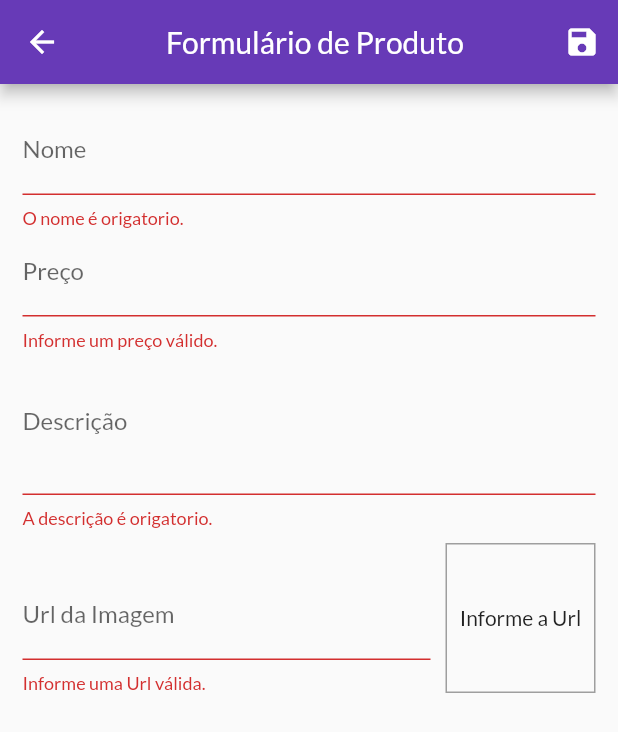
After one commit to EduardoVitech/ShopFlutter, a Flutter app: the ProductFormPage screen opened by its route, after a tap on the "save" icon, on a phone screen of 412 x 824 dp. The commit adds this screen. Shown: the top 732 px of the screen. Run offline on Flutter 3.47's test engine with Material 2 defaults, Android fonts, the phone set to English and light mode, and no system bars; network calls fail.

Commit message:
Gerenciar produto page, Formulario produto page, submeter formulario, validação formulario, salvando produto

```diff
--- a/lib/main.dart
+++ b/lib/main.dart
@@ -6,7 +6,9 @@ import 'package:shop_flutter/models/product_model/product_list.dart';
 import 'package:shop_flutter/pages/cart_page/cart_page.dart';
 import 'package:shop_flutter/pages/orders_page/orders_page.dart';
 import 'package:shop_flutter/pages/product_detail_page/product_detail_page.dart';
+import 'package:shop_flutter/pages/product_form_page/product_form_page.dart';
 import 'package:shop_flutter/pages/product_overview_page/products_overview_page.dart';
+import 'package:shop_flutter/pages/products_page/product_page.dart';
 import 'package:shop_flutter/utils/app_routes.dart';
 
 void main() {
@@ -45,6 +47,8 @@ class MyApp extends StatelessWidget {
           AppRoutes.PRODUCT_DETAIL: (ctx) => const ProductDetailPage(),
           AppRoutes.CART: (ctx) => const CartPage(),
           AppRoutes.ORDERS: (ctx) => const OrdersPage(),
+          AppRoutes.PRODUCTS: (ctx) => const ProductsPage(),
+          AppRoutes.PRODUCTS_FORM: (ctx) => const ProductFormPage(),
         },
       ),
     );
--- /dev/null
+++ b/lib/pages/product_form_page/product_form_page.dart
@@ -0,0 +1,201 @@
+import 'package:flutter/material.dart';
+import 'package:provider/provider.dart';
+import 'package:shop_flutter/models/product_model/product_list.dart';
+
+class ProductFormPage extends StatefulWidget {
+  const ProductFormPage({Key? key}) : super(key: key);
+  @override
+  State<ProductFormPage> createState() => _ProductFormPageState();
+}
+
+class _ProductFormPageState extends State<ProductFormPage> {
+  final _priceFocus = FocusNode();
+  final _descriptionFocus = FocusNode();
+
+  final _imageUrlFocus = FocusNode();
+  final _imageUrlController = TextEditingController();
+
+  final _formKey = GlobalKey<FormState>();
+  final _formData = Map<String, Object>();
+
+  @override
+  void initState() {
+    super.initState();
+    _imageUrlFocus.addListener(updateImage);
+  }
+
+  @override
+  void dispose() {
+    super.dispose();
+    _priceFocus.dispose();
+    _descriptionFocus.dispose();
+    _imageUrlFocus.dispose();
+    _imageUrlFocus.removeListener(updateImage);
+  }
+
+  void updateImage() {
+    setState(() {});
+  }
+
+  bool isValidImageUrl(String url) {
+    bool isValidUrl = Uri.tryParse(url)?.hasAbsolutePath ?? false;
+    bool endsWithFile = url.toLowerCase().endsWith('.png') ||
+        url.toLowerCase().endsWith('.jpg') ||
+        url.toLowerCase().endsWith('.jpeg');
+    return isValidUrl && endsWithFile;
+  }
+
+  void _submitForm() {
+    final isValid = _formKey.currentState?.validate() ?? false;
+
+    if (!isValid) {
+      return;
+    }
+
+    _formKey.currentState?.save();
+
+    Provider.of<ProductList>(
+      context,
+      listen: false,
+    ).addProductFromData(_formData);
+    Navigator.of(context).pop();
+  }
+
+  @override
+  Widget build(BuildContext context) {
+    return Scaffold(
+      appBar: AppBar(
+        title: const Center(
+          child: Text('Formulário de Produto'),
+        ),
+        actions: [
+          IconButton(
+            onPressed: _submitForm,
+            icon: const Icon(Icons.save),
+          ),
+        ],
+      ),
+      body: Padding(
+        padding: const EdgeInsets.all(15),
+        child: Form(
+          key: _formKey,
+          child: ListView(
+            children: [
+              TextFormField(
+                decoration: const InputDecoration(labelText: 'Nome'),
+                textInputAction: TextInputAction.next,
+                onFieldSubmitted: (_) {
+                  FocusScope.of(context).requestFocus(_priceFocus);
+                },
+                onSaved: (name) => _formData['name'] = name ?? '',
+                validator: (_name) {
+                  final String name = _name ?? '';
+
+                  if (name.trim().isEmpty) {
+                    return 'O nome é origatorio.';
+                  }
+                  if (name.trim().length < 3) {
+                    return 'O nome precisa no minimo de 3 letras.';
+                  }
+
+                  return null;
+                },
+              ),
+              TextFormField(
+                decoration: const InputDecoration(labelText: 'Preço'),
+                textInputAction: TextInputAction.next,
+                focusNode: _priceFocus,
+                keyboardType: const TextInputType.numberWithOptions(
+                  decimal: true,
+                ),
+                onFieldSubmitted: (_) {
+                  FocusScope.of(context).requestFocus(_descriptionFocus);
+                },
+                onSaved: (price) =>
+                    _formData['price'] = double.parse(price ?? '0'),
+                validator: (_price) {
+                  final priceString = _price ?? '';
+                  final price = double.tryParse(priceString) ?? -1;
+
+                  if (price <= 0) {
+                    return 'Informe um preço válido.';
+                  }
+
+                  return null;
+                },
+              ),
+              TextFormField(
+                decoration: const InputDecoration(labelText: 'Descrição'),
+                focusNode: _descriptionFocus,
+                keyboardType: TextInputType.multiline,
+                maxLines: 3,
+                onSaved: (description) =>
+                    _formData['description'] = description ?? '',
+                validator: (_description) {
+                  final String description = _description ?? '';
+
+                  if (description.trim().isEmpty) {
+                    return 'A descrição é origatorio.';
+                  }
+                  if (description.trim().length < 10) {
+                    return 'A descrição precisa no minimo de 10 letras.';
+                  }
+
+                  return null;
+                },
+              ),
+              Row(
+                crossAxisAlignment: CrossAxisAlignment.end,
+                children: [
+                  Expanded(
+                    child: TextFormField(
+                      decoration:
+                          const InputDecoration(labelText: 'Url da Imagem'),
+                      focusNode: _imageUrlFocus,
+                      keyboardType: TextInputType.url,
+                      textInputAction: TextInputAction.done,
+                      controller: _imageUrlController,
+                      onFieldSubmitted: (_) => _submitForm(),
+                      onSaved: (imageUrl) =>
+                          _formData['imageUrl'] = imageUrl ?? '',
+                      validator: (_imageUrl) {
+                        final imageUrl = _imageUrl ?? '';
+
+                        if (!isValidImageUrl(imageUrl)) {
+                          return 'Informe uma Url válida.';
+                        }
+
+                        return null;
+                      },
+                    ),
+                  ),
+                  Container(
+                    height: 100,
+                    width: 100,
+                    margin: const EdgeInsets.only(
+                      top: 10,
+                      left: 10,
+                    ),
+                    decoration: BoxDecoration(
+                      border: Border.all(
+                        color: Colors.grey,
+                        width: 1,
+                      ),
+                    ),
+                    alignment: Alignment.center,
+                    child: _imageUrlController.text.isEmpty
+                        ? const Text('Informe a Url')
+                        : FittedBox(
+                            child: Image.network(_imageUrlController.text),
+                            fit: BoxFit.cover,
+                          ),
+                  ),
+                ],
+              ),
+            ],
+          ),
+        ),
+      ),
+    );
+  }
+}
--- a/lib/utils/app_routes.dart
+++ b/lib/utils/app_routes.dart
@@ -3,4 +3,6 @@ class AppRoutes {
   static const PRODUCT_DETAIL = '/product-detail';
   static const CART = '/cart';
   static const ORDERS = '/orders';
+  static const PRODUCTS = '/products';
+  static const PRODUCTS_FORM = '/product-form';
 }
```
Also changed, not shown: lib/components/app_drawer/app_drawer.dart (+10 -0 lines), lib/components/product_item/product_item.dart (added, +37 -0 lines), lib/models/product_model/product_list.dart (+16 -0 lines), lib/pages/products_page/product_page.dart (added, +45 -0 lines).
